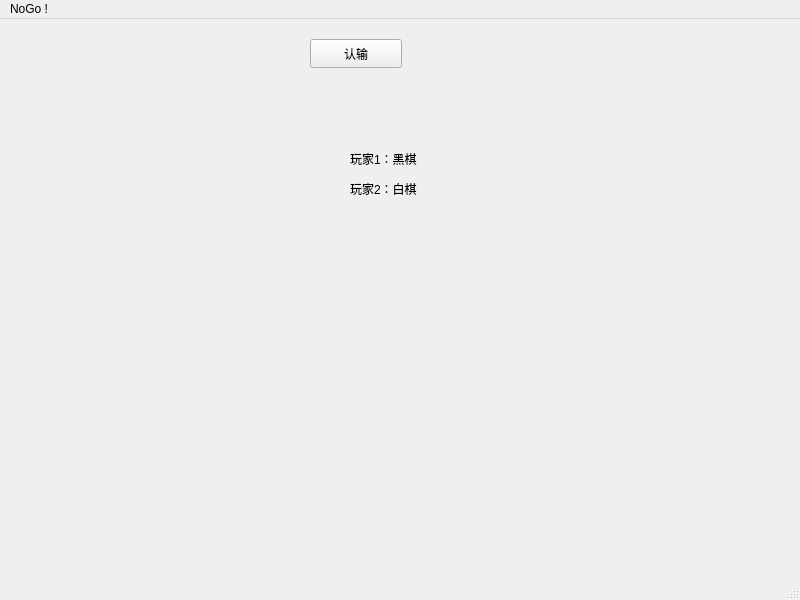
Zhouyutian22/NoGoTeam3, file NoGo/NoGo/mainwindow.ui: the form before one commit.
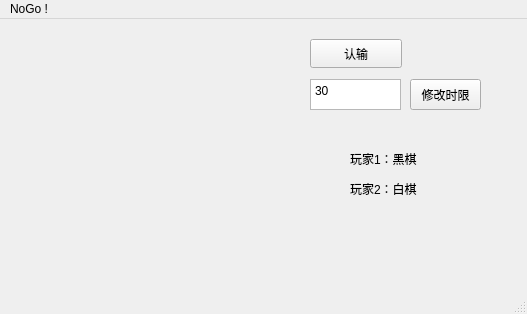
The form after the commit.

Commit message: 添加了落子方提醒和倒计时限设定功能

```diff
--- a/NoGo/NoGo/mainwindow.ui
+++ b/NoGo/NoGo/mainwindow.ui
@@ -6,8 +6,8 @@
    <rect>
     <x>0</x>
     <y>0</y>
-    <width>800</width>
-    <height>600</height>
+    <width>527</width>
+    <height>314</height>
    </rect>
   </property>
   <property name="windowTitle">
@@ -53,14 +53,47 @@
      <string>玩家2：白棋</string>
     </property>
    </widget>
+   <widget class="QTextEdit" name="setTimeLimit">
+    <property name="geometry">
+     <rect>
+      <x>310</x>
+      <y>60</y>
+      <width>91</width>
+      <height>31</height>
+     </rect>
+    </property>
+    <property name="html">
+     <string>&lt;!DOCTYPE HTML PUBLIC &quot;-//W3C//DTD HTML 4.0//EN&quot; &quot;http://www.w3.org/TR/REC-html40/strict.dtd&quot;&gt;
+&lt;html&gt;&lt;head&gt;&lt;meta name=&quot;qrichtext&quot; content=&quot;1&quot; /&gt;&lt;meta charset=&quot;utf-8&quot; /&gt;&lt;style type=&quot;text/css&quot;&gt;
+p, li { white-space: pre-wrap; }
+hr { height: 1px; border-width: 0; }
+li.unchecked::marker { content: &quot;\2610&quot;; }
+li.checked::marker { content: &quot;\2612&quot;; }
+&lt;/style&gt;&lt;/head&gt;&lt;body style=&quot; font-family:'Microsoft YaHei UI'; font-size:9pt; font-weight:400; font-style:normal;&quot;&gt;
+&lt;p style=&quot; margin-top:0px; margin-bottom:0px; margin-left:0px; margin-right:0px; -qt-block-indent:0; text-indent:0px;&quot;&gt;30&lt;/p&gt;&lt;/body&gt;&lt;/html&gt;</string>
+    </property>
+   </widget>
+   <widget class="QPushButton" name="setTimeButton">
+    <property name="geometry">
+     <rect>
+      <x>410</x>
+      <y>60</y>
+      <width>71</width>
+      <height>31</height>
+     </rect>
+    </property>
+    <property name="text">
+     <string>修改时限</string>
+    </property>
+   </widget>
   </widget>
   <widget class="QMenuBar" name="menubar">
    <property name="geometry">
     <rect>
      <x>0</x>
      <y>0</y>
-     <width>800</width>
-     <height>25</height>
+     <width>527</width>
+     <height>26</height>
     </rect>
    </property>
    <widget class="QMenu" name="menuNoGo">
```
The commit also changes 17 other files.
